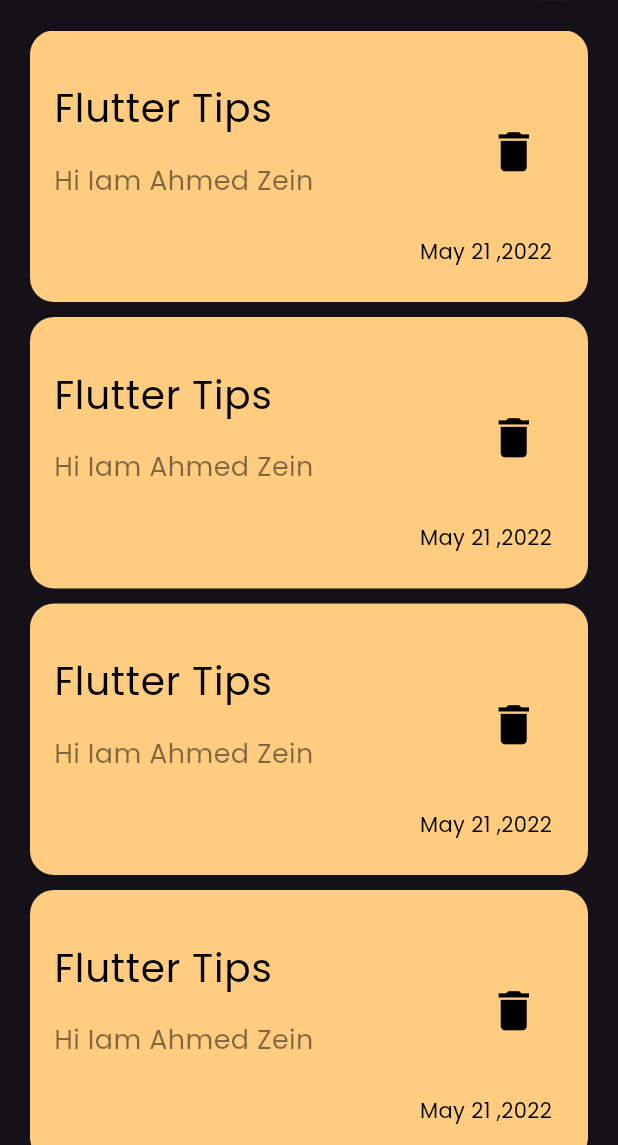
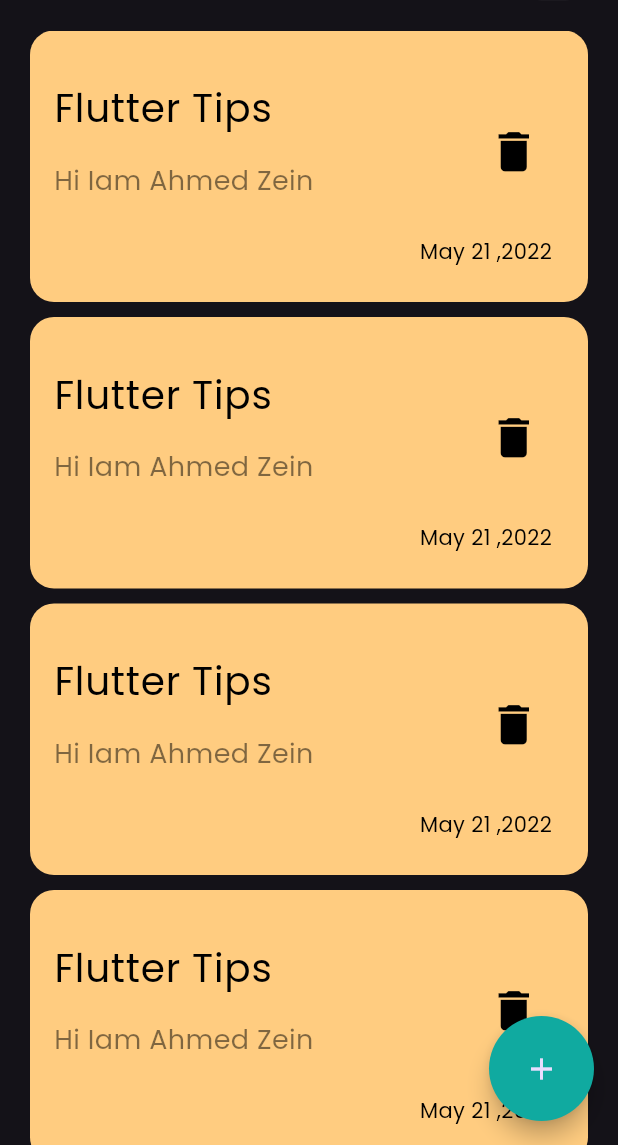
Before and after one commit to ahmedzein74/note_app, a Flutter app: the screen it shows after launch, on a phone screen of 412 x 824 dp, the part 91-1236 px from its top. Run offline on Flutter 3.47's test engine with Material 3 defaults, Android fonts, the phone set to English and light mode, and no system bars.

Commit message:
add floating action button

```diff
--- a/lib/views/notes_view.dart
+++ b/lib/views/notes_view.dart
@@ -1,4 +1,5 @@
 import 'package:flutter/material.dart';
+import 'package:note_app/views/widgets/custom_floating_action_button.dart';
 import 'package:note_app/views/widgets/notes_view_body.dart';
 
 class NotesView extends StatelessWidget {
@@ -8,6 +9,7 @@ class NotesView extends StatelessWidget {
   Widget build(BuildContext context) {
     return const Scaffold(
       body: NotesViewBody(),
+      floatingActionButton: CustomFAB(),
     );
   }
 }
--- /dev/null
+++ b/lib/views/widgets/custom_floating_action_button.dart
@@ -0,0 +1,19 @@
+import 'package:flutter/material.dart';
+
+class CustomFAB extends StatelessWidget {
+  const CustomFAB({super.key});
+
+  @override
+  Widget build(BuildContext context) {
+    return SizedBox(
+      height: 70,
+      width: 70,
+      child: FloatingActionButton(
+        onPressed: () {},
+        backgroundColor: const Color.fromARGB(255, 16, 170, 160),
+        shape: const CircleBorder(),
+        child: const Icon(Icons.add),
+      ),
+    );
+  }
+}
--- a/lib/views/widgets/notes_list_view.dart
+++ b/lib/views/widgets/notes_list_view.dart
@@ -8,6 +8,7 @@ class NotesListView extends StatelessWidget {
   Widget build(BuildContext context) {
     return Expanded(
       child: ListView.separated(
+          physics: const BouncingScrollPhysics(),
           itemBuilder: (context, index) {
             return const NoteItems();
           },
```
